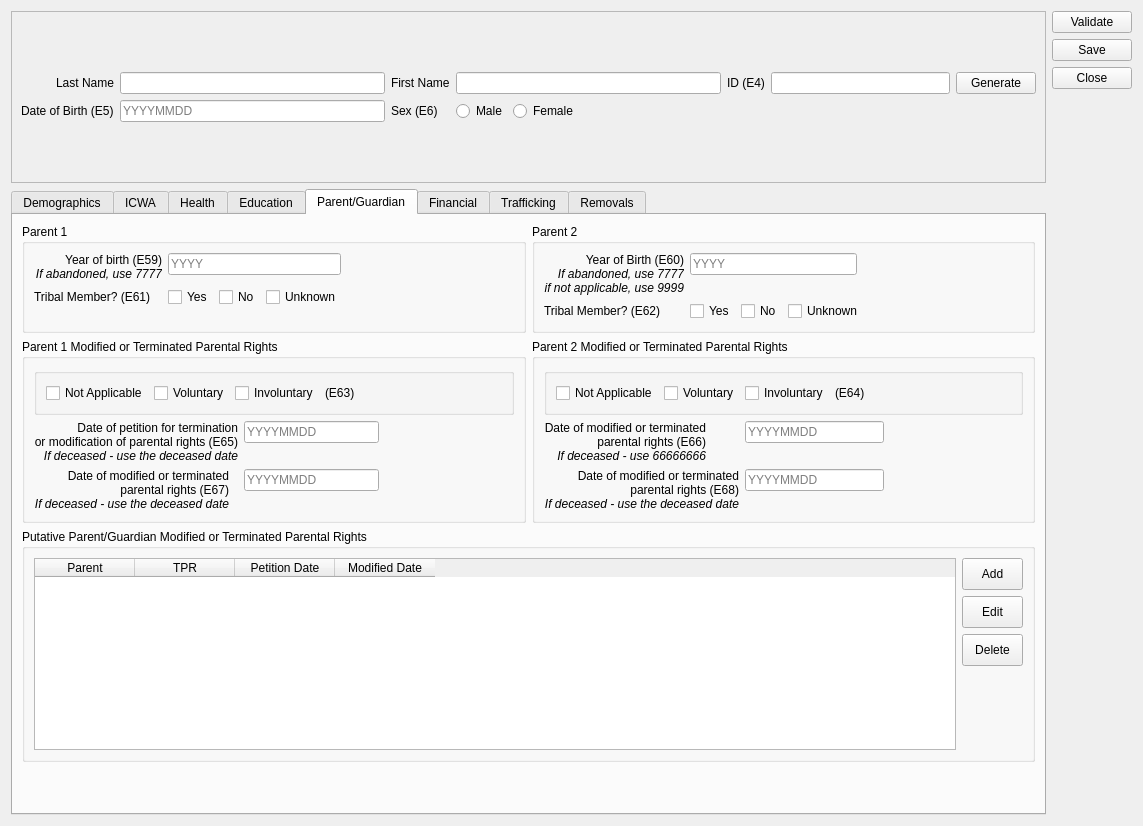
Old version of the form ui/ui_childform.ui in the repository zstamper/AFCARS-AXE.
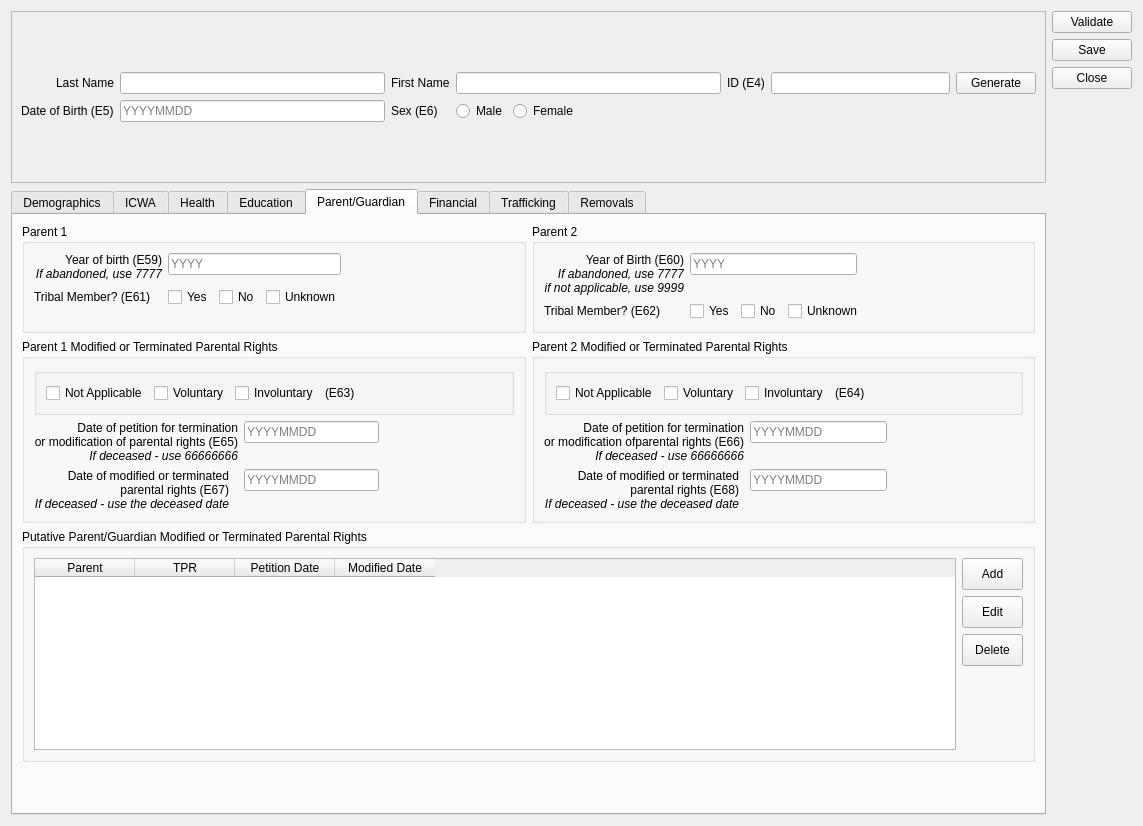
New version of the form. The open tabs and pages were chosen to show the change.

```diff
--- a/ui/ui_childform.ui
+++ b/ui/ui_childform.ui
@@ -1922,7 +1922,7 @@
               <item row="1" column="0">
                <widget class="QLabel" name="e65_label">
                 <property name="text">
-                 <string>&lt;html&gt;&lt;head/&gt;&lt;body&gt;&lt;p&gt;Date of petition for termination&lt;br/&gt;or modification of parental rights (E65)&lt;br/&gt;&lt;span style=&quot; font-style:italic;&quot;&gt;If deceased - use the deceased date&lt;/span&gt;&lt;/p&gt;&lt;/body&gt;&lt;/html&gt;</string>
+                 <string>&lt;html&gt;&lt;head/&gt;&lt;body&gt;&lt;p&gt;Date of petition for termination&lt;br/&gt;or modification of parental rights (E65)&lt;br/&gt;&lt;span style=&quot; font-style:italic;&quot;&gt;If deceased - use 66666666&lt;/span&gt;&lt;/p&gt;&lt;/body&gt;&lt;/html&gt;</string>
                 </property>
                 <property name="textFormat">
                  <enum>Qt::RichText</enum>
@@ -2183,7 +2183,7 @@
               <item row="1" column="0">
                <widget class="QLabel" name="e65_label_3">
                 <property name="text">
-                 <string>&lt;html&gt;&lt;head/&gt;&lt;body&gt;&lt;p&gt;Date of modified or terminated &lt;br/&gt;parental rights (E66)&lt;br/&gt;&lt;span style=&quot; font-style:italic;&quot;&gt;If deceased - use 66666666&lt;/span&gt;&lt;/p&gt;&lt;/body&gt;&lt;/html&gt;</string>
+                 <string>&lt;html&gt;&lt;head/&gt;&lt;body&gt;&lt;p&gt;Date of petition for termination&lt;br/&gt;or modification ofparental rights (E66)&lt;br/&gt;&lt;span style=&quot; font-style:italic;&quot;&gt;If deceased - use 66666666&lt;/span&gt;&lt;/p&gt;&lt;/body&gt;&lt;/html&gt;</string>
                 </property>
                 <property name="textFormat">
                  <enum>Qt::RichText</enum>
```
Left out of the diff: 4 changed lines with no effect on the pictures.
